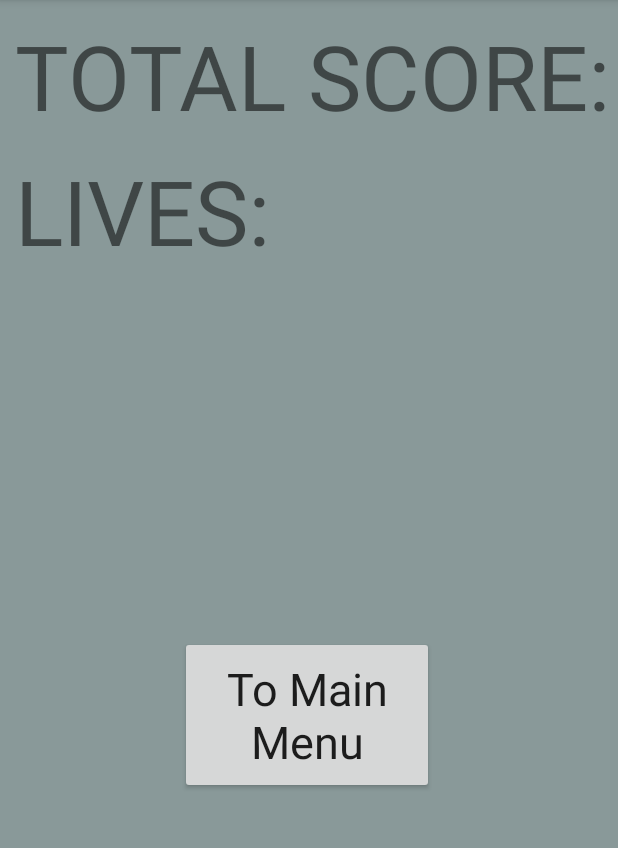
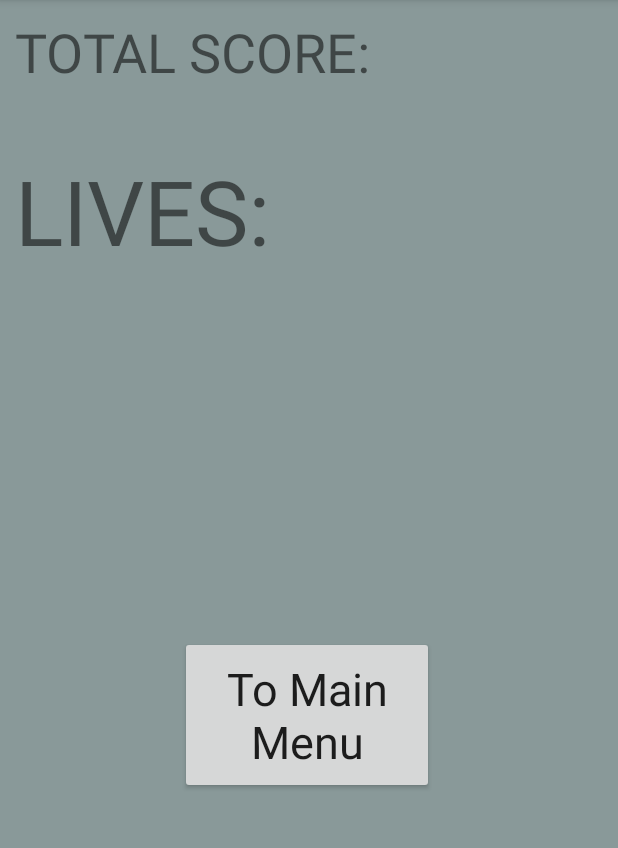
Before and after one commit to victor-alvarez/ThreeLevelAndriodGame, an Android app: the GameEnd screen opened directly, with no data from a screen before it, on a phone screen of 412 x 824 dp, the part 84-932 px from its top. Run offline under Robolectric (Android 15) with nearby library versions, the phone set to English and light mode, and no system bars; 3 statements that could not run were skipped.

Commit message:
"Fixed the font size so that total score and it's respective value both fit on the screen."

```diff
--- a/phase1/Game/app/src/main/res/layout/activity_game_end.xml
+++ b/phase1/Game/app/src/main/res/layout/activity_game_end.xml
@@ -44,7 +44,7 @@
         android:layout_width="wrap_content"
         android:layout_height="wrap_content"
         android:layout_marginTop="10dp"
-        android:textSize="60sp"
+        android:textSize="36sp"
         app:layout_constraintStart_toEndOf="@+id/textScore_GameEnd"
         app:layout_constraintTop_toTopOf="parent" />
 
@@ -55,7 +55,7 @@
         android:layout_marginStart="10dp"
         android:layout_marginTop="10dp"
         android:text="@string/score"
-        android:textSize="60sp"
+        android:textSize="36sp"
         app:layout_constraintStart_toStartOf="parent"
         app:layout_constraintTop_toTopOf="parent" />
 </androidx.constraintlayout.widget.ConstraintLayout>
```
